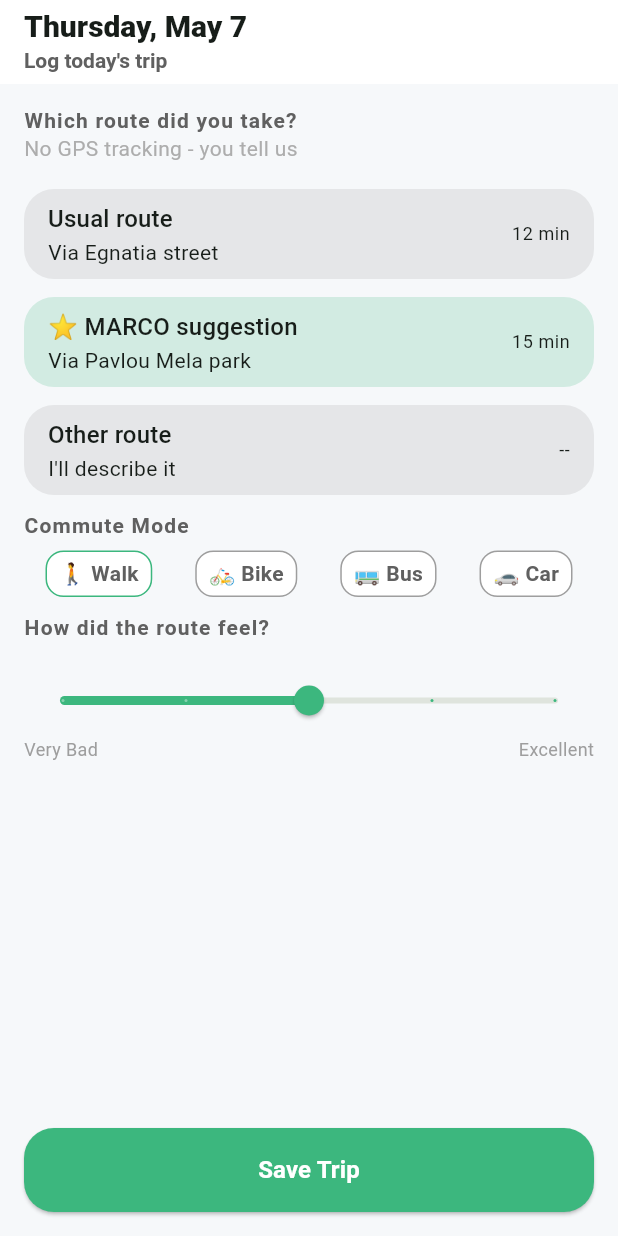
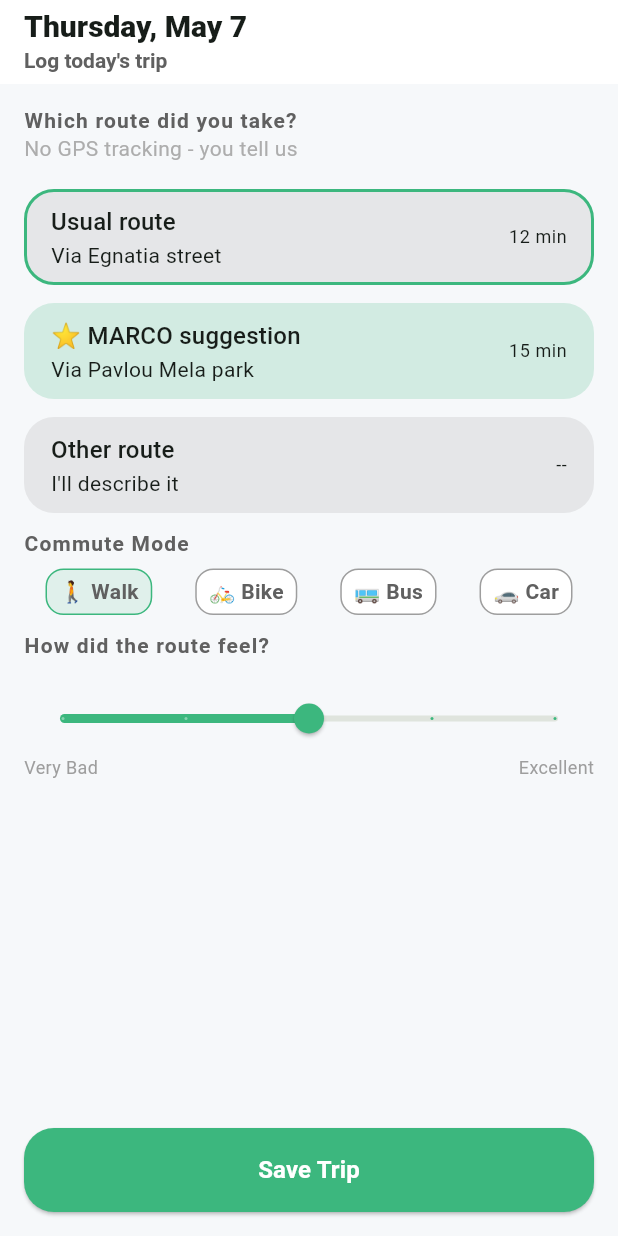
Before and after one commit to VaiosChr/marco, a Flutter app: the TripLogScreen screen opened by its route, on a phone screen of 412 x 824 dp. Run offline on Flutter 3.47's test engine with Material 3 defaults, Android fonts, the phone set to English and light mode, and no system bars; our stand-ins replace dio, flutter_map, flutter_riverpod, go_router, latlong2, shared_preferences; accounts and stored records are empty.

Commit message:
trip loggin functionality implementation
Co-authored-by: Copilot <copilot@github.com>

```diff
--- a/lib/features/trip_log/presentation/screens/trip_log_screen.dart
+++ b/lib/features/trip_log/presentation/screens/trip_log_screen.dart
@@ -1,13 +1,27 @@
 import 'package:flutter/material.dart';
+import 'package:flutter_riverpod/flutter_riverpod.dart';
+import 'package:go_router/go_router.dart';
 import 'package:marco/core/constants/app_colors.dart';
 import 'package:marco/core/constants/app_text_styles.dart';
+import 'package:marco/core/services/mock_api_service.dart';
+import 'package:marco/core/utils/scaffold_message.dart';
+import 'package:marco/features/trip_log/data/trip_repository.dart';
 import 'package:marco/features/trip_log/presentation/widgets/commute_mode.dart';
 import 'package:marco/features/trip_log/presentation/widgets/route_container.dart';
 import 'package:marco/features/trip_log/presentation/widgets/route_feel.dart';
 import 'package:marco/shared/widgets/custom_buttons.dart';
 
-class TripLogScreen extends StatelessWidget {
+class TripLogScreen extends ConsumerStatefulWidget {
   const TripLogScreen({super.key});
+
+  @override
+  ConsumerState<TripLogScreen> createState() => _TripLogScreenState();
+}
+
+class _TripLogScreenState extends ConsumerState<TripLogScreen> {
+  String _selectedMode = 'Walk';
+  String _selectedRoute = 'Usual route';
+  int _routeRating = 3;
 
   String _formatDate(DateTime date) {
     const weekdays = [
@@ -68,6 +82,12 @@ class TripLogScreen extends StatelessWidget {
                 description: 'Via Egnatia street',
                 minutes: 12,
                 color: Colors.grey.withAlpha(50),
+                isSelected: _selectedRoute == 'Usual route',
+                onTap: () {
+                  setState(() {
+                    _selectedRoute = 'Usual route';
+                  });
+                },
               ),
               const SizedBox(height: 12),
               RouteContainer(
@@ -75,21 +95,50 @@ class TripLogScreen extends StatelessWidget {
                 description: 'Via Pavlou Mela park',
                 minutes: 15,
                 color: AppColorsLight.primary.withAlpha(50),
+                isSelected: _selectedRoute == '⭐ MARCO suggestion',
+                onTap: () {
+                  setState(() {
+                    _selectedRoute = '⭐ MARCO suggestion';
+                  });
+                },
               ),
               const SizedBox(height: 12),
               RouteContainer(
                 title: 'Other route',
                 description: 'I\'ll describe it',
                 color: Colors.grey.withAlpha(50),
+                isSelected: _selectedRoute == 'Other route',
+                onTap: () {
+                  setState(() {
+                    _selectedRoute = 'Other route';
+                  });
+                },
               ),
               const SizedBox(height: 12),
-              const CommuteMode(),
+              CommuteMode(
+                selectedMode: _selectedMode,
+                onModeSelected: (mode) {
+                  setState(() {
+                    _selectedMode = mode;
+                  });
+                },
+              ),
               const SizedBox(height: 12),
-              const RouteFeel(),
+              RouteFeel(
+                rating: _routeRating,
+                onRatingChanged: (rating) {
+                  setState(() {
+                    _routeRating = rating;
+                  });
+                },
+              ),
               const Spacer(),
               SizedBox(
                 width: double.infinity,
-                child: CustomButton(onPressed: () {}, text: 'Save Trip'),
+                child: CustomButton(
+                  onPressed: () => _saveTrip(ref),
+                  text: 'Save Trip',
+                ),
               ),
             ],
           ),
@@ -97,4 +146,18 @@ class TripLogScreen extends StatelessWidget {
       ),
     );
   }
+
+  void _saveTrip(WidgetRef ref) {
+    final repo = TripLogRepository(ref.read(mockApiServiceProvider));
+
+    repo.saveTrip(
+      routeName: _selectedRoute,
+      commuteMode: _selectedMode,
+      routeFeel: _routeRating,
+    );
+
+    showScaffoldMessage(context, 'Trip logged successfully!');
+
+    context.pushReplacementNamed('rewards');
+  }
 }
--- a/lib/features/trip_log/presentation/widgets/commute_mode.dart
+++ b/lib/features/trip_log/presentation/widgets/commute_mode.dart
@@ -1,8 +1,16 @@
 import 'package:flutter/material.dart';
+import 'package:marco/core/constants/app_colors.dart';
 import 'package:marco/core/constants/app_text_styles.dart';
 
 class CommuteMode extends StatelessWidget {
-  const CommuteMode({super.key});
+  final String selectedMode;
+  final ValueChanged<String> onModeSelected;
+
+  const CommuteMode({
+    super.key,
+    required this.selectedMode,
+    required this.onModeSelected,
+  });
 
   @override
   Widget build(BuildContext context) {
@@ -14,10 +22,30 @@ class CommuteMode extends StatelessWidget {
         Row(
           mainAxisAlignment: MainAxisAlignment.spaceAround,
           children: [
-            CommuteButton(mode: 'Walk', emoji: '🚶', isSelected: true),
-            CommuteButton(mode: 'Bike', emoji: '🚲'),
-            CommuteButton(mode: 'Bus', emoji: '🚌'),
-            CommuteButton(mode: 'Car', emoji: '🚗'),
+            CommuteButton(
+              mode: 'Walk',
+              emoji: '🚶',
+              isSelected: selectedMode == 'Walk',
+              onPressed: () => onModeSelected('Walk'),
+            ),
+            CommuteButton(
+              mode: 'Bike',
+              emoji: '🚲',
+              isSelected: selectedMode == 'Bike',
+              onPressed: () => onModeSelected('Bike'),
+            ),
+            CommuteButton(
+              mode: 'Bus',
+              emoji: '🚌',
+              isSelected: selectedMode == 'Bus',
+              onPressed: () => onModeSelected('Bus'),
+            ),
+            CommuteButton(
+              mode: 'Car',
+              emoji: '🚗',
+              isSelected: selectedMode == 'Car',
+              onPressed: () => onModeSelected('Car'),
+            ),
           ],
         ),
       ],
@@ -29,20 +57,26 @@ class CommuteButton extends StatelessWidget {
   final String mode;
   final String emoji;
   final bool isSelected;
+  final VoidCallback onPressed;
 
   const CommuteButton({
     super.key,
     required this.mode,
     required this.emoji,
+    required this.onPressed,
     this.isSelected = false,
   });
 
   @override
   Widget build(BuildContext context) {
-    return Container(
+    return GestureDetector(
+      onTap: onPressed,
+      child: Container(
         padding: const EdgeInsets.symmetric(horizontal: 8, vertical: 4),
         decoration: BoxDecoration(
-        color: Colors.white,
+          color: isSelected
+              ? AppColorsLight.primary.withAlpha(30)
+              : Colors.white,
           borderRadius: BorderRadius.circular(12),
           border: Border.all(
             color: isSelected ? Theme.of(context).primaryColor : Colors.grey,
@@ -50,6 +84,7 @@ class CommuteButton extends StatelessWidget {
           ),
         ),
         child: Text('$emoji $mode', style: AppTextStyles.body),
+      ),
     );
   }
 }
--- a/lib/features/trip_log/presentation/widgets/route_container.dart
+++ b/lib/features/trip_log/presentation/widgets/route_container.dart
@@ -5,6 +5,8 @@ class RouteContainer extends StatelessWidget {
   final String description;
   final int minutes;
   final Color color;
+  final bool isSelected;
+  final VoidCallback? onTap;
 
   const RouteContainer({
     super.key,
@@ -12,16 +14,29 @@ class RouteContainer extends StatelessWidget {
     required this.description,
     required this.color,
     this.minutes = 0,
+    this.isSelected = false,
+    this.onTap,
   });
 
   @override
   Widget build(BuildContext context) {
-    return Container(
+    return Material(
+      color: Colors.transparent,
+      child: InkWell(
+        onTap: onTap,
+        borderRadius: BorderRadius.circular(20),
+        child: Container(
           padding: const EdgeInsets.symmetric(horizontal: 16, vertical: 8),
           width: double.infinity,
           decoration: BoxDecoration(
             color: color,
             borderRadius: BorderRadius.circular(20),
+            border: Border.all(
+              color: isSelected
+                  ? Theme.of(context).primaryColor
+                  : Colors.transparent,
+              width: 2,
+            ),
           ),
           child: Row(
             mainAxisAlignment: MainAxisAlignment.spaceBetween,
@@ -30,7 +45,10 @@ class RouteContainer extends StatelessWidget {
                 crossAxisAlignment: CrossAxisAlignment.start,
                 children: [
                   Text(title, style: Theme.of(context).textTheme.titleMedium),
-              Text(description, style: Theme.of(context).textTheme.bodyMedium),
+                  Text(
+                    description,
+                    style: Theme.of(context).textTheme.bodyMedium,
+                  ),
                 ],
               ),
               Text(
@@ -39,6 +57,8 @@ class RouteContainer extends StatelessWidget {
               ),
             ],
           ),
+        ),
+      ),
     );
   }
 }
--- a/lib/features/trip_log/presentation/widgets/route_feel.dart
+++ b/lib/features/trip_log/presentation/widgets/route_feel.dart
@@ -2,15 +2,15 @@ import 'package:flutter/material.dart';
 import 'package:marco/core/constants/app_colors.dart';
 import 'package:marco/core/constants/app_text_styles.dart';
 
-class RouteFeel extends StatefulWidget {
-  const RouteFeel({super.key});
+class RouteFeel extends StatelessWidget {
+  final int rating;
+  final ValueChanged<int> onRatingChanged;
 
-  @override
-  State<RouteFeel> createState() => _RouteFeelState();
-}
-
-class _RouteFeelState extends State<RouteFeel> {
-  double _rating = 3.0;
+  const RouteFeel({
+    super.key,
+    required this.rating,
+    required this.onRatingChanged,
+  });
 
   @override
   Widget build(BuildContext context) {
@@ -21,15 +21,13 @@ class _RouteFeelState extends State<RouteFeel> {
         const SizedBox(height: 16),
         Slider(
           activeColor: AppColorsLight.primary,
-          value: _rating,
+          value: rating.toDouble(),
           min: 1.0,
           max: 5.0,
-          divisions: 4, // 5 steps (1, 2, 3, 4, 5)
-          label: _rating.toInt().toString(),
+          divisions: 4,
+          label: rating.toString(),
           onChanged: (double newValue) {
-            setState(() {
-              _rating = newValue;
-            });
+            onRatingChanged(newValue.round());
           },
         ),
         Row(
```
Also changed, not shown: lib/features/trip_log/data/trip_repository.dart (+22 -0 lines), mock-api/db.json (+8 -0 lines). Lines whose indentation alone changed are shown as unchanged.
